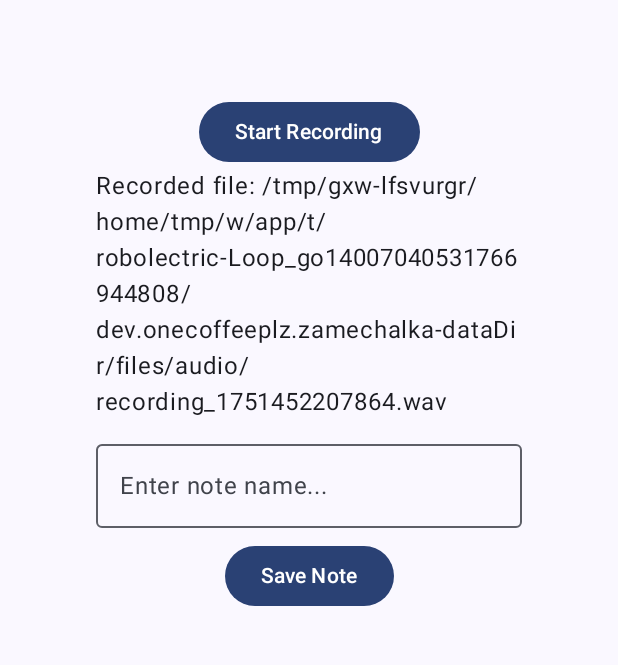
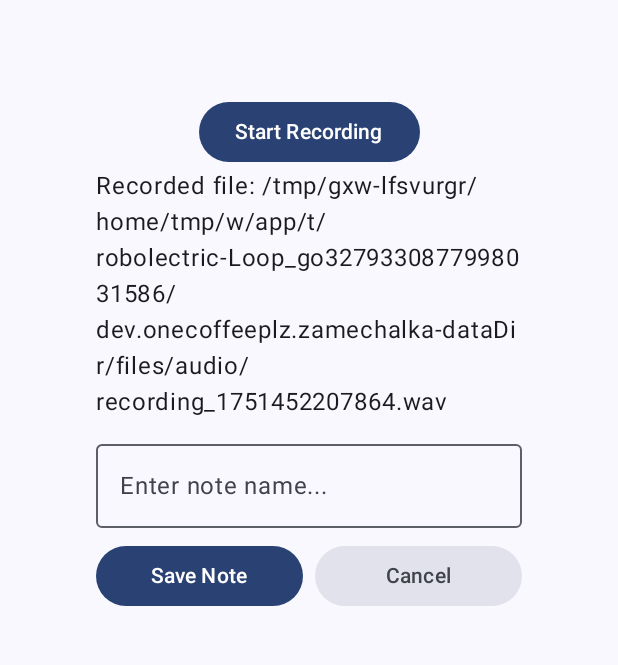
Before and after one commit to onecoffeeplz/ZamechalkaApp, an Android app built with Jetpack Compose: the screen it shows after launch (MainActivity), after a tap on "Stop", on a phone screen of 412 x 824 dp, the part 96-761 px from its top. Run offline under Robolectric (Android 15) with nearby library versions, the phone set to English and light mode, and no system bars; our stand-ins replace Room's generated code, Timber; 1 other tap on this screen came first.

Commit message:
add cancel button with audio file deletion

```diff
--- a/app/src/main/java/dev/onecoffeeplz/zamechalka/data/repository/AudioRepositoryImpl.kt
+++ b/app/src/main/java/dev/onecoffeeplz/zamechalka/data/repository/AudioRepositoryImpl.kt
@@ -50,6 +50,11 @@ class AudioRepositoryImpl(
         file.absolutePath ?: throw IllegalStateException("Output file was not created")
     }
 
+    override suspend fun deleteRecording(path: String): Result<Unit> = runCatching {
+        val filePath = File(path)
+        filePath.delete()
+    }
+
     private fun writeAudioDataToFile() {
         val bufferSize = audioRecord?.bufferSizeInFrames ?: return
         val buffer = ByteArray(bufferSize)
--- a/app/src/main/java/dev/onecoffeeplz/zamechalka/di/DomainModule.kt
+++ b/app/src/main/java/dev/onecoffeeplz/zamechalka/di/DomainModule.kt
@@ -2,6 +2,7 @@ package dev.onecoffeeplz.zamechalka.di
 
 import dev.onecoffeeplz.zamechalka.domain.usecase.CreateNoteUseCase
 import dev.onecoffeeplz.zamechalka.domain.usecase.DeleteNoteUseCase
+import dev.onecoffeeplz.zamechalka.domain.usecase.DeleteRecordingUseCase
 import dev.onecoffeeplz.zamechalka.domain.usecase.GetNoteByIdUseCase
 import dev.onecoffeeplz.zamechalka.domain.usecase.GetNotesUseCase
 import dev.onecoffeeplz.zamechalka.domain.usecase.StartRecordingUseCase
@@ -9,6 +10,7 @@ import dev.onecoffeeplz.zamechalka.domain.usecase.StopRecordingUseCase
 import dev.onecoffeeplz.zamechalka.domain.usecase.UpdateNoteUseCase
 import dev.onecoffeeplz.zamechalka.domain.usecase.impl.CreateNoteUseCaseImpl
 import dev.onecoffeeplz.zamechalka.domain.usecase.impl.DeleteNoteUseCaseImpl
+import dev.onecoffeeplz.zamechalka.domain.usecase.impl.DeleteRecordingUseCaseImpl
 import dev.onecoffeeplz.zamechalka.domain.usecase.impl.GetNoteByIdUseCaseImpl
 import dev.onecoffeeplz.zamechalka.domain.usecase.impl.GetNotesUseCaseImpl
 import dev.onecoffeeplz.zamechalka.domain.usecase.impl.StartRecordingUseCaseImpl
@@ -26,4 +28,5 @@ val domainModule = module {
     factoryOf(::UpdateNoteUseCaseImpl) { bind<UpdateNoteUseCase>() }
     factoryOf(::StartRecordingUseCaseImpl) { bind<StartRecordingUseCase>() }
     factoryOf(::StopRecordingUseCaseImpl) { bind<StopRecordingUseCase>() }
+    factoryOf(::DeleteRecordingUseCaseImpl) { bind<DeleteRecordingUseCase>() }
 }
--- a/app/src/main/java/dev/onecoffeeplz/zamechalka/domain/repository/AudioRepository.kt
+++ b/app/src/main/java/dev/onecoffeeplz/zamechalka/domain/repository/AudioRepository.kt
@@ -3,4 +3,5 @@ package dev.onecoffeeplz.zamechalka.domain.repository
 interface AudioRepository {
     suspend fun startRecording(): Result<Unit>
     suspend fun stopRecording(): Result<String>
+    suspend fun deleteRecording(path: String): Result<Unit>
 }
--- /dev/null
+++ b/app/src/main/java/dev/onecoffeeplz/zamechalka/domain/usecase/DeleteRecordingUseCase.kt
@@ -0,0 +1,5 @@
+package dev.onecoffeeplz.zamechalka.domain.usecase
+
+interface DeleteRecordingUseCase {
+    suspend operator fun invoke(path: String): Result<Unit>
+}
--- /dev/null
+++ b/app/src/main/java/dev/onecoffeeplz/zamechalka/domain/usecase/impl/DeleteRecordingUseCaseImpl.kt
@@ -0,0 +1,11 @@
+package dev.onecoffeeplz.zamechalka.domain.usecase.impl
+
+import dev.onecoffeeplz.zamechalka.domain.repository.AudioRepository
+import dev.onecoffeeplz.zamechalka.domain.usecase.DeleteRecordingUseCase
+
+class DeleteRecordingUseCaseImpl(private val audioRepository: AudioRepository) :
+    DeleteRecordingUseCase {
+    override suspend fun invoke(path: String): Result<Unit> {
+        return audioRepository.deleteRecording(path)
+    }
+}
--- a/app/src/main/java/dev/onecoffeeplz/zamechalka/presentation/event/CreateNoteEvent.kt
+++ b/app/src/main/java/dev/onecoffeeplz/zamechalka/presentation/event/CreateNoteEvent.kt
@@ -1,7 +1,7 @@
 package dev.onecoffeeplz.zamechalka.presentation.event
 
 sealed class CreateNoteEvent {
-    object Idle: CreateNoteEvent()
+    object Idle : CreateNoteEvent()
     data object StartRecording : CreateNoteEvent()
     data object StopRecording : CreateNoteEvent()
     data class SaveRecording(
@@ -10,4 +10,6 @@ sealed class CreateNoteEvent {
         val duration: Long,
     ) :
         CreateNoteEvent()
+
+    data class DeleteRecording(val path: String) : CreateNoteEvent()
 }
--- a/app/src/main/java/dev/onecoffeeplz/zamechalka/presentation/state/CreateNoteState.kt
+++ b/app/src/main/java/dev/onecoffeeplz/zamechalka/presentation/state/CreateNoteState.kt
@@ -6,4 +6,5 @@ data class CreateNoteState(
     val recordingFilePath: String? = null,
     val error: String? = null,
     val recordWasSaved: Boolean = false,
+    val audioWasDeleted: Boolean = false,
 )
--- a/app/src/main/java/dev/onecoffeeplz/zamechalka/presentation/ui/CreateNoteScreen.kt
+++ b/app/src/main/java/dev/onecoffeeplz/zamechalka/presentation/ui/CreateNoteScreen.kt
@@ -1,14 +1,19 @@
 package dev.onecoffeeplz.zamechalka.presentation.ui
 
+import androidx.compose.foundation.background
 import androidx.compose.foundation.layout.Arrangement
 import androidx.compose.foundation.layout.Column
+import androidx.compose.foundation.layout.Row
 import androidx.compose.foundation.layout.Spacer
 import androidx.compose.foundation.layout.fillMaxWidth
 import androidx.compose.foundation.layout.height
 import androidx.compose.foundation.layout.padding
+import androidx.compose.foundation.layout.width
 import androidx.compose.foundation.text.KeyboardActions
 import androidx.compose.foundation.text.KeyboardOptions
 import androidx.compose.material3.Button
+import androidx.compose.material3.ButtonDefaults
+import androidx.compose.material3.MaterialTheme
 import androidx.compose.material3.OutlinedTextField
 import androidx.compose.material3.Text
 import androidx.compose.runtime.Composable
@@ -74,7 +79,10 @@ fun CreateNoteScreen(viewModel: CreateNoteViewModel = koinViewModel()) {
                 }
             } else {
                 Column(horizontalAlignment = Alignment.CenterHorizontally) {
-                    Text(stringResource(R.string.audio_recording_permission_is_required), color = Color.Red)
+                    Text(
+                        stringResource(R.string.audio_recording_permission_is_required),
+                        color = Color.Red
+                    )
                     Spacer(modifier = Modifier.height(8.dp))
                     Button(onClick = { audioPermissionState.launchPermissionRequest() }) {
                         Text(stringResource(R.string.grant_permission))
@@ -105,7 +113,10 @@ fun CreateNoteScreen(viewModel: CreateNoteViewModel = koinViewModel()) {
 
             Spacer(modifier = Modifier.height(8.dp))
 
-            Button(onClick = {
+            Row {
+                Button(
+                    modifier = Modifier.weight(1f),
+                    onClick = {
                         keyboardController?.hide()
                         focusManager.clearFocus()
                         viewModel.onEvent(
@@ -118,10 +129,35 @@ fun CreateNoteScreen(viewModel: CreateNoteViewModel = koinViewModel()) {
                     }) {
                     Text(stringResource(R.string.save_note))
                 }
+
+                Spacer(modifier = Modifier.width(8.dp))
+
+                Button(
+                    modifier = Modifier
+                        .weight(1f),
+                    colors = ButtonDefaults.buttonColors(
+                        containerColor = MaterialTheme.colorScheme.surfaceVariant,
+                        contentColor = MaterialTheme.colorScheme.onSurfaceVariant,
+                    ),
+                    onClick = {
+                        keyboardController?.hide()
+                        focusManager.clearFocus()
+                        viewModel.onEvent(
+                            CreateNoteEvent.DeleteRecording(state.recordingFilePath!!)
+                        )
+                    }) {
+                    Text(stringResource(R.string.cancel))
+                }
+            }
         }
 
         if (state.recordWasSaved) {
             ShowToast(stringResource(R.string.note_was_saved_in_db))
+            viewModel.onEvent(CreateNoteEvent.Idle)
+        }
+
+        if (state.audioWasDeleted) {
+            ShowToast(stringResource(R.string.audio_was_deleted))
             viewModel.onEvent(CreateNoteEvent.Idle)
         }
 
--- a/app/src/main/res/values/strings.xml
+++ b/app/src/main/res/values/strings.xml
@@ -2,10 +2,12 @@
     <string name="app_name" translatable="false">Zamechalka</string>
     <string name="start_recording">Start Recording</string>
     <string name="stop">Stop</string>
+    <string name="cancel">Cancel</string>
     <string name="enter_note_name">Enter note name...</string>
     <string name="grant_permission">Grant Permission</string>
     <string name="audio_recording_permission_is_required">Audio recording permission is required!</string>
     <string name="note_was_saved_in_db">Note was saved in DB!</string>
+    <string name="audio_was_deleted">Audio file was deleted!</string>
     <string name="save_note">Save Note</string>
     <string name="recording_with_duration">Recording... Duration: %1$s</string>
     <string name="recorded_file">Recorded file: %1$s</string>
```
Also changed, not shown: app/src/main/java/dev/onecoffeeplz/zamechalka/presentation/viewmodel/CreateNoteViewModel.kt (+14 -0 lines), 1 other file. Lines whose indentation alone changed are shown as unchanged.
